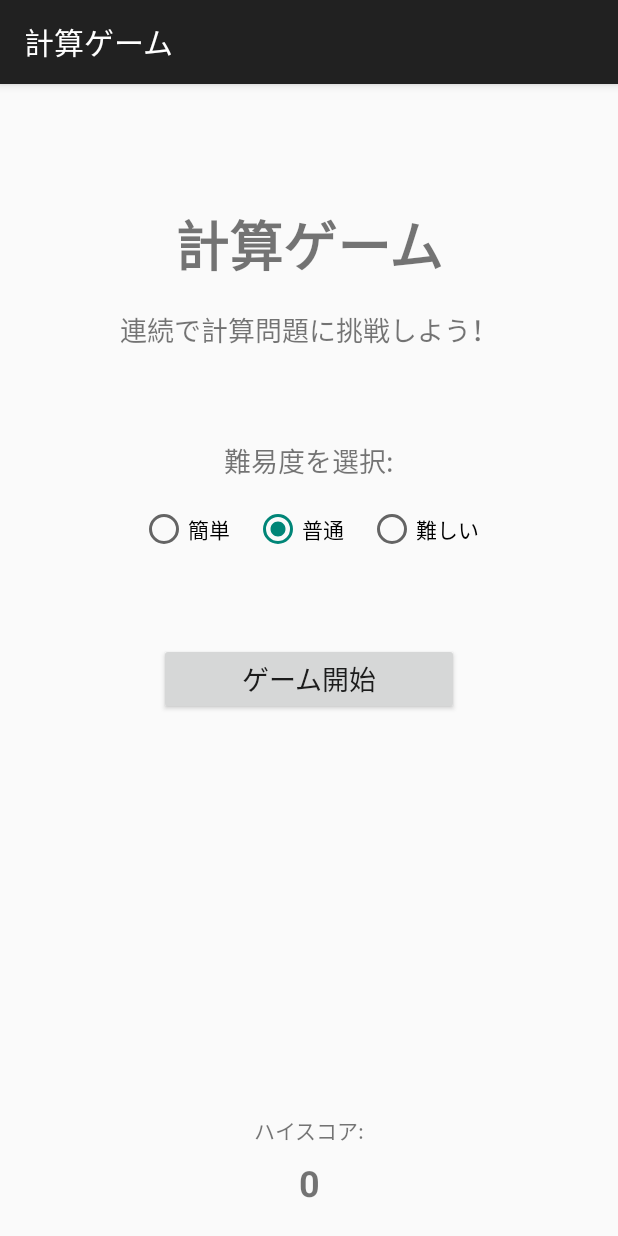
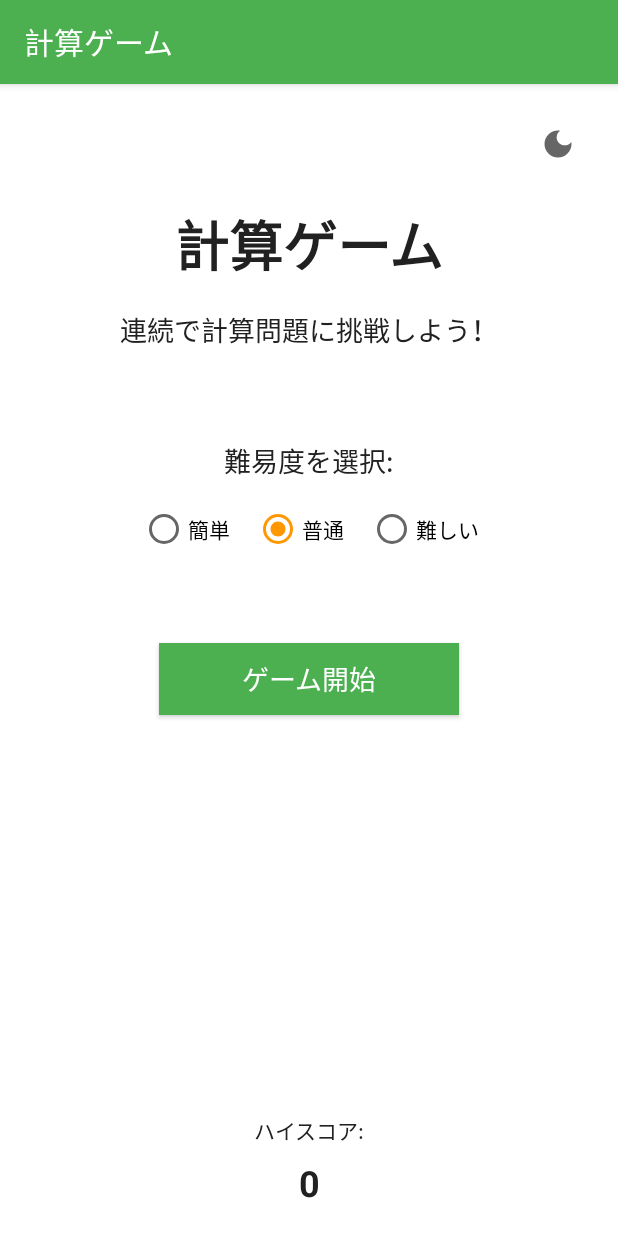
Before and after one commit to morihaya/android-simplue-calculation-game, an Android app: the screen it shows after launch (MainActivity), on a phone screen of 412 x 824 dp. Run offline under Robolectric (Android 15) with nearby library versions, the phone set to English and light mode, and no system bars.

Commit message:
feat: ライトモードとダークモードを追加
Implement theme management with light and dark modes

```diff
--- a/app/src/main/AndroidManifest.xml
+++ b/app/src/main/AndroidManifest.xml
@@ -3,12 +3,13 @@
     package="com.example.calculationgame">
 
     <application
+        android:name=".CalculationGameApplication"
         android:allowBackup="true"
         android:icon="@mipmap/ic_launcher"
         android:label="計算ゲーム"
         android:roundIcon="@mipmap/ic_launcher_round"
         android:supportsRtl="true"
-        android:theme="@style/Theme.AppCompat.Light.DarkActionBar">
+        android:theme="@style/Theme.CalculationGame">
 
         <activity
             android:name=".MainActivity"
--- /dev/null
+++ b/app/src/main/java/com/example/calculationgame/CalculationGameApplication.kt
@@ -0,0 +1,13 @@
+package com.example.calculationgame
+
+import android.app.Application
+import com.example.calculationgame.util.ThemeManager
+
+class CalculationGameApplication : Application() {
+    override fun onCreate() {
+        super.onCreate()
+
+        // アプリ起動時にテーマを適用
+        ThemeManager.applyTheme(this)
+    }
+}
--- a/app/src/main/java/com/example/calculationgame/GameActivity.kt
+++ b/app/src/main/java/com/example/calculationgame/GameActivity.kt
@@ -9,6 +9,7 @@ import android.widget.Toast
 import androidx.appcompat.app.AppCompatActivity
 import com.example.calculationgame.model.GameSession
 import com.example.calculationgame.model.Question
+import com.example.calculationgame.util.ThemeManager
 
 class GameActivity : AppCompatActivity() {
     private lateinit var questionTextView: TextView
@@ -26,6 +27,9 @@ class GameActivity : AppCompatActivity() {
     private lateinit var countDownTimer: CountDownTimer
 
     override fun onCreate(savedInstanceState: Bundle?) {
+        // テーマを適用
+        ThemeManager.applyTheme(this)
+
         super.onCreate(savedInstanceState)
         setContentView(R.layout.activity_game)
 
--- a/app/src/main/java/com/example/calculationgame/MainActivity.kt
+++ b/app/src/main/java/com/example/calculationgame/MainActivity.kt
@@ -4,14 +4,24 @@ import android.content.Context
 import android.content.Intent
 import android.os.Bundle
 import android.widget.Button
+import android.widget.ImageButton
 import android.widget.RadioGroup
 import android.widget.TextView
 import androidx.appcompat.app.AppCompatActivity
+import com.example.calculationgame.util.ThemeManager
 
 class MainActivity : AppCompatActivity() {
     override fun onCreate(savedInstanceState: Bundle?) {
+        // テーマを適用
+        ThemeManager.applyTheme(this)
+
         super.onCreate(savedInstanceState)
         setContentView(R.layout.activity_main)
+
+        // テーマ切り替えボタン
+        findViewById<ImageButton>(R.id.themeToggleButton).setOnClickListener {
+            ThemeManager.toggleNightMode(this)
+        }
 
         // ゲーム開始ボタン
         findViewById<Button>(R.id.startButton).setOnClickListener {
--- a/app/src/main/java/com/example/calculationgame/ResultActivity.kt
+++ b/app/src/main/java/com/example/calculationgame/ResultActivity.kt
@@ -5,9 +5,13 @@ import android.os.Bundle
 import android.widget.Button
 import android.widget.TextView
 import androidx.appcompat.app.AppCompatActivity
+import com.example.calculationgame.util.ThemeManager
 
 class ResultActivity : AppCompatActivity() {
     override fun onCreate(savedInstanceState: Bundle?) {
+        // テーマを適用
+        ThemeManager.applyTheme(this)
+
         super.onCreate(savedInstanceState)
         setContentView(R.layout.activity_result)
 
--- /dev/null
+++ b/app/src/main/java/com/example/calculationgame/util/ThemeManager.kt
@@ -0,0 +1,58 @@
+package com.example.calculationgame.util
+
+import android.content.Context
+import android.content.SharedPreferences
+import androidx.appcompat.app.AppCompatActivity
+import androidx.appcompat.app.AppCompatDelegate
+
+/**
+ * テーマ（ライト/ダーク）を管理するユーティリティクラス
+ */
+object ThemeManager {
+    private const val PREFS_NAME = "theme_prefs"
+    private const val KEY_NIGHT_MODE = "night_mode"
+
+    /**
+     * 現在のテーマモードを取得
+     */
+    fun getNightMode(context: Context): Int {
+        val prefs = getPrefs(context)
+        return prefs.getInt(KEY_NIGHT_MODE, AppCompatDelegate.MODE_NIGHT_FOLLOW_SYSTEM)
+    }
+
+    /**
+     * テーマモードを設定
+     */
+    fun setNightMode(context: Context, mode: Int) {
+        val prefs = getPrefs(context)
+        prefs.edit().putInt(KEY_NIGHT_MODE, mode).apply()
+        AppCompatDelegate.setDefaultNightMode(mode)
+    }
+
+    /**
+     * テーマモードを切り替え
+     */
+    fun toggleNightMode(activity: AppCompatActivity) {
+        val currentMode = getNightMode(activity)
+        val newMode = if (currentMode == AppCompatDelegate.MODE_NIGHT_YES) {
+            AppCompatDelegate.MODE_NIGHT_NO
+        } else {
+            AppCompatDelegate.MODE_NIGHT_YES
+        }
+
+        setNightMode(activity, newMode)
+        activity.recreate() // アクティビティを再作成してテーマを適用
+    }
+
+    /**
+     * アプリ起動時にテーマを適用
+     */
+    fun applyTheme(context: Context) {
+        val nightMode = getNightMode(context)
+        AppCompatDelegate.setDefaultNightMode(nightMode)
+    }
+
+    private fun getPrefs(context: Context): SharedPreferences {
+        return context.getSharedPreferences(PREFS_NAME, Context.MODE_PRIVATE)
+    }
+}
--- /dev/null
+++ b/app/src/main/res/drawable/ic_moon.xml
@@ -0,0 +1,11 @@
+<?xml version="1.0" encoding="utf-8"?>
+<vector xmlns:android="http://schemas.android.com/apk/res/android"
+    android:width="24dp"
+    android:height="24dp"
+    android:viewportWidth="24"
+    android:viewportHeight="24"
+    android:tint="?attr/colorControlNormal">
+  <path
+      android:fillColor="@android:color/white"
+      android:pathData="M12,3c-4.97,0 -9,4.03 -9,9s4.03,9 9,9s9,-4.03 9,-9c0,-0.46 -0.04,-0.92 -0.1,-1.36c-0.98,1.37 -2.58,2.26 -4.4,2.26c-2.98,0 -5.4,-2.42 -5.4,-5.4c0,-1.81 0.89,-3.42 2.26,-4.4C12.92,3.04 12.46,3 12,3L12,3z"/>
+</vector>
--- /dev/null
+++ b/app/src/main/res/drawable/ic_sun.xml
@@ -0,0 +1,11 @@
+<?xml version="1.0" encoding="utf-8"?>
+<vector xmlns:android="http://schemas.android.com/apk/res/android"
+    android:width="24dp"
+    android:height="24dp"
+    android:viewportWidth="24"
+    android:viewportHeight="24"
+    android:tint="?attr/colorControlNormal">
+  <path
+      android:fillColor="@android:color/white"
+      android:pathData="M12,7c-2.76,0 -5,2.24 -5,5s2.24,5 5,5s5,-2.24 5,-5S14.76,7 12,7L12,7zM2,13l2,0c0.55,0 1,-0.45 1,-1s-0.45,-1 -1,-1l-2,0c-0.55,0 -1,0.45 -1,1S1.45,13 2,13zM20,13l2,0c0.55,0 1,-0.45 1,-1s-0.45,-1 -1,-1l-2,0c-0.55,0 -1,0.45 -1,1S19.45,13 20,13zM11,2v2c0,0.55 0.45,1 1,1s1,-0.45 1,-1V2c0,-0.55 -0.45,-1 -1,-1S11,1.45 11,2zM11,20v2c0,0.55 0.45,1 1,1s1,-0.45 1,-1v-2c0,-0.55 -0.45,-1 -1,-1S11,19.45 11,20zM5.99,4.58c-0.39,-0.39 -1.03,-0.39 -1.41,0c-0.39,0.39 -0.39,1.03 0,1.41l1.06,1.06c0.39,0.39 1.03,0.39 1.41,0s0.39,-1.03 0,-1.41L5.99,4.58zM18.36,16.95c-0.39,-0.39 -1.03,-0.39 -1.41,0c-0.39,0.39 -0.39,1.03 0,1.41l1.06,1.06c0.39,0.39 1.03,0.39 1.41,0c0.39,-0.39 0.39,-1.03 0,-1.41L18.36,16.95zM19.42,5.99c0.39,-0.39 0.39,-1.03 0,-1.41c-0.39,-0.39 -1.03,-0.39 -1.41,0l-1.06,1.06c-0.39,0.39 -0.39,1.03 0,1.41s1.03,0.39 1.41,0L19.42,5.99zM7.05,18.36c0.39,-0.39 0.39,-1.03 0,-1.41c-0.39,-0.39 -1.03,-0.39 -1.41,0l-1.06,1.06c-0.39,0.39 -0.39,1.03 0,1.41s1.03,0.39 1.41,0L7.05,18.36z"/>
+</vector>
--- a/app/src/main/res/layout/activity_main.xml
+++ b/app/src/main/res/layout/activity_main.xml
@@ -6,6 +6,18 @@
     android:layout_width="match_parent"
     android:layout_height="match_parent"
     tools:context=".MainActivity">
+
+    <!-- テーマ切り替えボタン -->
+    <ImageButton
+        android:id="@+id/themeToggleButton"
+        android:layout_width="48dp"
+        android:layout_height="48dp"
+        android:background="?attr/selectableItemBackgroundBorderless"
+        android:contentDescription="テーマ切り替え"
+        app:layout_constraintTop_toTopOf="parent"
+        app:layout_constraintEnd_toEndOf="parent"
+        android:layout_margin="16dp"
+        android:src="?attr/themeIconDrawable"/>
 
     <TextView
         android:id="@+id/titleTextView"
--- /dev/null
+++ b/app/src/main/res/values-night/themes.xml
@@ -0,0 +1,19 @@
+<?xml version="1.0" encoding="utf-8"?>
+<resources>
+    <!-- ダークテーマ -->
+    <style name="Theme.CalculationGame" parent="Theme.AppCompat.DayNight.DarkActionBar">
+        <item name="colorPrimary">@color/colorPrimaryDark</item>
+        <item name="colorPrimaryDark">@color/colorPrimary</item>
+        <item name="colorAccent">@color/colorAccentDark</item>
+        <item name="android:windowBackground">@color/darkBackground</item>
+        <item name="android:textColor">@color/darkTextColor</item>
+        <item name="buttonStyle">@style/DarkButtonStyle</item>
+        <item name="themeIconDrawable">@drawable/ic_sun</item>
+    </style>
+
+    <!-- ボタンスタイル（ダークモード） -->
+    <style name="DarkButtonStyle" parent="Widget.AppCompat.Button">
+        <item name="android:background">@color/colorPrimaryDark</item>
+        <item name="android:textColor">@android:color/white</item>
+    </style>
+</resources>
--- /dev/null
+++ b/app/src/main/res/values/attrs.xml
@@ -0,0 +1,5 @@
+<?xml version="1.0" encoding="utf-8"?>
+<resources>
+    <!-- テーマ切り替えアイコン用の属性 -->
+    <attr name="themeIconDrawable" format="reference" />
+</resources>
--- /dev/null
+++ b/app/src/main/res/values/colors.xml
@@ -0,0 +1,16 @@
+<?xml version="1.0" encoding="utf-8"?>
+<resources>
+    <!-- 共通カラー -->
+    <color name="colorPrimary">#4CAF50</color>
+    <color name="colorPrimaryDark">#388E3C</color>
+    <color name="colorAccent">#FF9800</color>
+    <color name="colorAccentDark">#F57C00</color>
+
+    <!-- ライトモード用カラー -->
+    <color name="lightBackground">#FFFFFF</color>
+    <color name="lightTextColor">#212121</color>
+
+    <!-- ダークモード用カラー -->
+    <color name="darkBackground">#121212</color>
+    <color name="darkTextColor">#EEEEEE</color>
+</resources>
--- /dev/null
+++ b/app/src/main/res/values/themes.xml
@@ -0,0 +1,19 @@
+<?xml version="1.0" encoding="utf-8"?>
+<resources>
+    <!-- ライトテーマ（デフォルト） -->
+    <style name="Theme.CalculationGame" parent="Theme.AppCompat.Light.DarkActionBar">
+        <item name="colorPrimary">@color/colorPrimary</item>
+        <item name="colorPrimaryDark">@color/colorPrimaryDark</item>
+        <item name="colorAccent">@color/colorAccent</item>
+        <item name="android:windowBackground">@color/lightBackground</item>
+        <item name="android:textColor">@color/lightTextColor</item>
+        <item name="buttonStyle">@style/LightButtonStyle</item>
+        <item name="themeIconDrawable">@drawable/ic_moon</item>
+    </style>
+
+    <!-- ボタンスタイル（ライトモード） -->
+    <style name="LightButtonStyle" parent="Widget.AppCompat.Button">
+        <item name="android:background">@color/colorPrimary</item>
+        <item name="android:textColor">@android:color/white</item>
+    </style>
+</resources>
```
